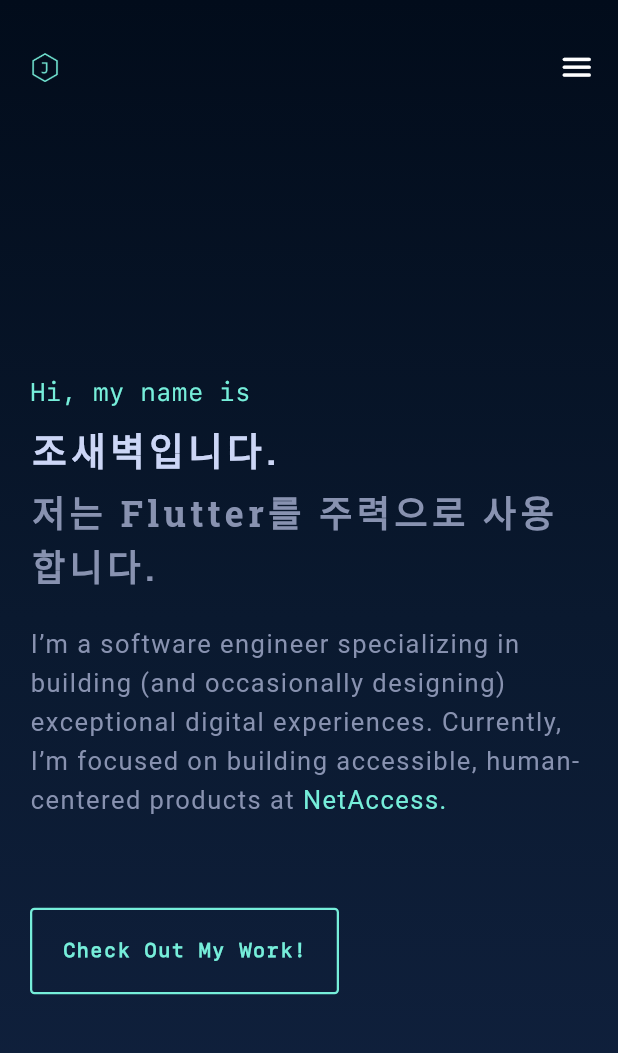
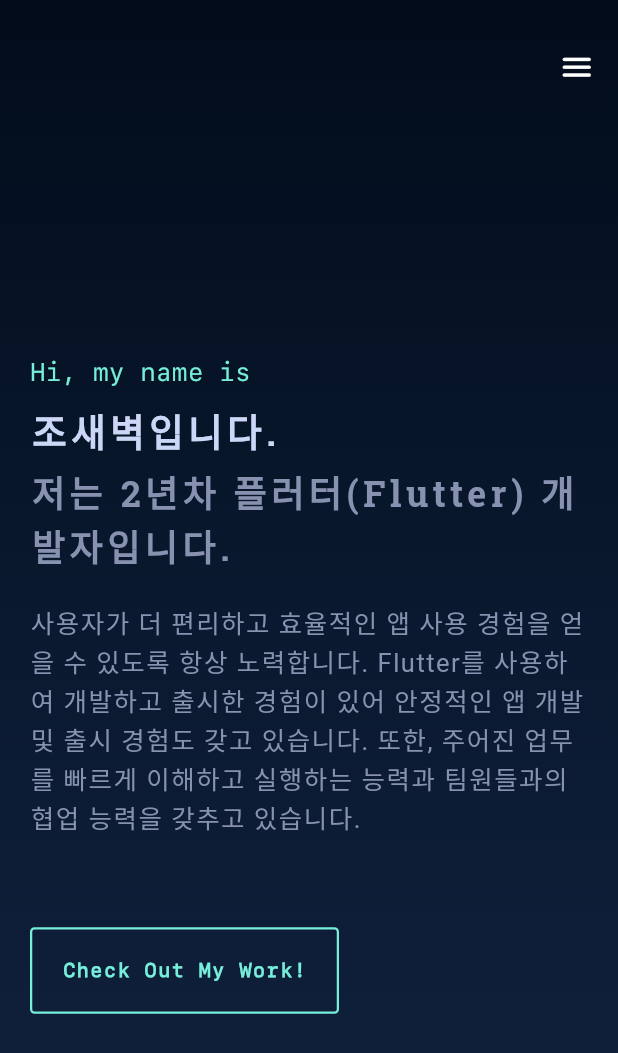
Before and after one commit to chochoq/chochoq.github.io, a Flutter app: the screen it shows after launch, on a phone screen of 412 x 824 dp. Shown: the top 1053 px of the screen. Run offline on Flutter 3.47's test engine with Material 2 defaults, Android fonts, the light colour scheme and no system bars; drawn by our look-alikes of scroll_to_index; our stand-ins replace flutter_riverpod, flutter_svg, google_fonts.

Commit message:
edit strings

```diff
--- a/lib/resource/strings.dart
+++ b/lib/resource/strings.dart
@@ -2,29 +2,31 @@ class Strings {
   /* Intro screen contents */
   static final welcomeTxt = '''Hi, my name is''';
   static final name = '''조새벽입니다.'''; // add . at the end
-  static final whatIdo = '''저는 Flutter를 주력으로 사용합니다.'''; // add . at the end
+  static final whatIdo = '''저는 2년차 플러터(Flutter) 개발자입니다. '''; // add . at the end
   static final introAbout =
-      '''I’m a software engineer specializing in building (and occasionally designing) exceptional digital experiences. Currently, I’m focused on building accessible, human-centered products at ''';
-  static final currentOrgName = '''NetAccess.'''; // add . at the end
+      '''사용자가 더 편리하고 효율적인 앱 사용 경험을 얻을 수 있도록 항상 노력합니다. Flutter를 사용하여 개발하고 출시한 경험이 있어 안정적인 앱 개발 및 출시 경험도 갖고 있습니다. 또한, 주어진 업무를 빠르게 이해하고 실행하는 능력과 팀원들과의 협업 능력을 갖추고 있습니다.''';
+  // static final currentOrgName = '''NetAccess.'''; // add . at the end
 
   /* About screen contents */
-  static final aboutPara1 = '''''';
-  static final aboutPara2 = "";
+  static final aboutPara1 =
+      '''자주 사용하던 사이트의 작동 방식과 404 서버 에러 같은 것들은 자주 봤지만, 정확한 처리 방식은 모르고 있었습니다. 하지만 그 과정에서 오랜만에 배움의 즐거움을 느끼게 되었습니다.''';
+  static final aboutPara2 =
+      "새로운 것을 배우는 것을 주변 사람들과 함께 공유하고, 함께 협업하며 의사 소통하는 것을 좋아합니다. 또한 새로운 기술이나 시각을 공유하는 것을 선호합니다. 문제를 토론하고 검색하는 과정에서 많이 배우기 때문에 에러 노트를 기록합니다.";
   static final aboutPara3 = "";
-  static final techIntro = '''Here are a few technologies I’ve been working with recently:''';
+  static final techIntro = '''제가 최근에 작업한 몇 가지 기술은 다음과 같습니다:''';
   static final tech1 = ''' Flutter'''; // space for manual padding
-  static final tech2 = ''' NodeJs'''; // space for manual padding
-  static final tech3 = ''' '''; // space for manual padding
-  static final tech4 = ''' '''; // space for manual padding
+  static final tech2 = ''' Dart'''; // space for manual padding
+  static final tech3 = ''' NodeJs'''; // space for manual padding
+  static final tech4 = ''' Unity'''; // space for manual padding
 
   /* Exp screen contents */
   static final expCompName1 = '''PeopleBomb''';
   static final expDesig1 = '''Mobile App Developer''';
   static final expDur1 = '''Sep 2021 - Oct 2022''';
-  static final expAbout1 =
-      '''IT 분야의 커리어를 시작하기 위해 팀에 합류하여 부동산 산업 및 모바일 애플리케이션 개발에 대한 경험과 지식을 쌓았습니다.''';
-  static final expAbout1_2 = '''''';
-  static final expAbout1_3 = '''''';
+  static final expAbout1 = '''제주도 위치한 회사로 제주도의 부동산 중개 서비스와 숙박 중개 서비스를 사용자에게 제공하는 플랫폼 회사입니다.''';
+  static final expAbout1_2 =
+      '''3명의 엔지니어로 이루어져있으며 Flutter Provider, 네트워크 호출, API사용 등 핵심기능을 배우고 탐색했습니다.''';
+  static final expAbout1_3 = '''부동산 도메인 지식과 모바일 어플리케이션 개발에 대한 지식을 얻을 수 있었습니다.''';
 
   /* Contact screen content */
   static final endTxt = '''아래 링크를 타고 오시면 저의 이력서를 보실 수 있습니다.''';
--- a/lib/view/intro/introMobile.dart
+++ b/lib/view/intro/introMobile.dart
@@ -71,17 +71,18 @@ class _IntroMobileState extends State<IntroMobile> {
                       height: 1.5,
                       fontSize: 17,
                     ),
-                          children: <TextSpan>[
-                        TextSpan(
-                          text: Strings.currentOrgName,
-                          style: GoogleFonts.roboto(
-                            color: AppColors().neonColor,
-                            letterSpacing: 1,
-                            height: 1.5,
-                            fontSize: 17,
-                          ),
-                        )
-                      ])),
+                    //     children: <TextSpan>[
+                    //   TextSpan(
+                    //     text: Strings.currentOrgName,
+                    //     style: GoogleFonts.roboto(
+                    //       color: AppColors().neonColor,
+                    //       letterSpacing: 1,
+                    //       height: 1.5,
+                    //       fontSize: 17,
+                    //     ),
+                    //   )
+                    // ]
+                  )),
                 ),
               ),
               Padding(
--- a/lib/view/intro/introTab.dart
+++ b/lib/view/intro/introTab.dart
@@ -76,17 +76,18 @@ class _IntroTabState extends State<IntroTab> {
                       height: 1.5,
                       fontSize: 16,
                     ),
-                          children: <TextSpan>[
-                        TextSpan(
-                          text: Strings.currentOrgName,
-                          style: GoogleFonts.roboto(
-                            color: AppColors().neonColor,
-                            letterSpacing: 1,
-                            height: 1.5,
-                            fontSize: 16,
-                          ),
-                        )
-                      ])),
+                    // children: <TextSpan>[
+                    // TextSpan(
+                    //   text: Strings.currentOrgName,
+                    //   style: GoogleFonts.roboto(
+                    //     color: AppColors().neonColor,
+                    //     letterSpacing: 1,
+                    //     height: 1.5,
+                    //     fontSize: 16,
+                    //   ),
+                    // )
+                    // ]
+                  )),
                 ),
               ),
               Padding(
--- a/lib/view/intro/introWeb.dart
+++ b/lib/view/intro/introWeb.dart
@@ -75,17 +75,18 @@ class _IntroWebState extends State<IntroWeb> {
                       height: 1.5,
                       fontSize: 18,
                     ),
-                          children: <TextSpan>[
-                        TextSpan(
-                          text: Strings.currentOrgName,
-                          style: GoogleFonts.roboto(
-                            color: AppColors().neonColor,
-                            letterSpacing: 1,
-                            height: 1.5,
-                            fontSize: 18,
-                          ),
-                        )
-                      ])),
+                    //     children: <TextSpan>[
+                    //   TextSpan(
+                    //     text: Strings.currentOrgName,
+                    //     style: GoogleFonts.roboto(
+                    //       color: AppColors().neonColor,
+                    //       letterSpacing: 1,
+                    //       height: 1.5,
+                    //       fontSize: 18,
+                    //     ),
+                    //   )
+                    // ]
+                  )),
                 ),
               ),
               Padding(
--- a/lib/view/widget/appBar.dart
+++ b/lib/view/widget/appBar.dart
@@ -32,11 +32,11 @@ class _ActionBarState extends ConsumerState<ActionBar> {
                 Expanded(
                     child: Padding(
                   padding: const EdgeInsets.only(left: 20.0),
-                  child: Image.asset(
-                    'assets/svg/appLogo.png',
-                    width: AppClass().getMqWidth(context) * 0.5,
-                    height: AppClass().getMqHeight(context) * 0.5,
-                  ),
+                  // child: Image.asset(
+                  //   'assets/svg/appLogo.png',
+                  //   width: AppClass().getMqWidth(context) * 0.5,
+                  //   height: AppClass().getMqHeight(context) * 0.5,
+                  // ),
                 )),
                 Expanded(
                   flex: 9,
@@ -50,16 +50,13 @@ class _ActionBarState extends ConsumerState<ActionBar> {
                             child: Container(
                                 width: 90.0,
                                 child: InkWell(
-                                  onTap: () => widget.controller.scrollToIndex(
-                                      1,
-                                      preferPosition: AutoScrollPosition.begin),
+                                  onTap: () => widget.controller
+                                      .scrollToIndex(1, preferPosition: AutoScrollPosition.begin),
                                   child: Row(
                                     children: [
-                                      Icon(Icons.account_circle_rounded,
-                                          size: 18),
+                                      Icon(Icons.account_circle_rounded, size: 18),
                                       Padding(
-                                        padding:
-                                            const EdgeInsets.only(left: 10.0),
+                                        padding: const EdgeInsets.only(left: 10.0),
                                         child: Text(
                                           'About',
                                           style: GoogleFonts.roboto(),
@@ -71,8 +68,8 @@ class _ActionBarState extends ConsumerState<ActionBar> {
                           ),
                           PopupMenuItem(
                             child: InkWell(
-                              onTap: () => widget.controller.scrollToIndex(2,
-                                  preferPosition: AutoScrollPosition.begin),
+                              onTap: () => widget.controller
+                                  .scrollToIndex(2, preferPosition: AutoScrollPosition.begin),
                               child: Row(
                                 children: [
                                   Icon(Icons.travel_explore_rounded, size: 18),
@@ -89,8 +86,8 @@ class _ActionBarState extends ConsumerState<ActionBar> {
                           ),
                           PopupMenuItem(
                             child: InkWell(
-                              onTap: () => widget.controller.scrollToIndex(3,
-                                  preferPosition: AutoScrollPosition.begin),
+                              onTap: () => widget.controller
+                                  .scrollToIndex(3, preferPosition: AutoScrollPosition.begin),
                               child: Row(
                                 children: [
                                   Icon(Icons.computer_rounded, size: 18),
@@ -107,8 +104,8 @@ class _ActionBarState extends ConsumerState<ActionBar> {
                           ),
                           PopupMenuItem(
                             child: InkWell(
-                              onTap: () => widget.controller.scrollToIndex(4,
-                                  preferPosition: AutoScrollPosition.begin),
+                              onTap: () => widget.controller
+                                  .scrollToIndex(4, preferPosition: AutoScrollPosition.begin),
                               child: Row(
                                 children: [
                                   Icon(Icons.phone_rounded, size: 18),
@@ -134,10 +131,14 @@ class _ActionBarState extends ConsumerState<ActionBar> {
           }
           return Row(
             children: [
-              Expanded(child: Container(
-                  width: AppClass().getMqWidth(context) * 0.07,
-                  height: AppClass().getMqHeight(context) * 0.07,
-                  child: Image.asset('assets/svg/appLogo.png',))),
+              Expanded(
+                  child: Container(
+                width: AppClass().getMqWidth(context) * 0.07,
+                height: AppClass().getMqHeight(context) * 0.07,
+                // child: Image.asset(
+                //   'assets/svg/appLogo.png',
+                // )
+              )),
               Expanded(
                 flex: 9,
                 child: Row(
@@ -146,8 +147,8 @@ class _ActionBarState extends ConsumerState<ActionBar> {
                     /*Text(scrType.name),*/
                     InkWell(
                       onTap: () {
-                        widget.controller.scrollToIndex(1,
-                            preferPosition: AutoScrollPosition.begin);
+                        widget.controller
+                            .scrollToIndex(1, preferPosition: AutoScrollPosition.begin);
                       },
                       onHover: (bol) {
                         if (bol) {
@@ -170,9 +171,8 @@ class _ActionBarState extends ConsumerState<ActionBar> {
                               bool isHovered = (state == "aboutTitle");
                               return Text("About",
                                   style: TextStyle(
-                                      color: isHovered
-                                          ? AppColors().neonColor
-                                          : AppColors().textColor,
+                                      color:
+                                          isHovered ? AppColors().neonColor : AppColors().textColor,
                                       fontSize: 13,
                                       fontFamily: 'sfmono'));
                             }),
@@ -182,8 +182,8 @@ class _ActionBarState extends ConsumerState<ActionBar> {
                     ),
                     InkWell(
                       onTap: () {
-                        widget.controller.scrollToIndex(2,
-                            preferPosition: AutoScrollPosition.begin);
+                        widget.controller
+                            .scrollToIndex(2, preferPosition: AutoScrollPosition.begin);
                       },
                       onHover: (bol) {
                         if (bol) {
@@ -206,9 +206,8 @@ class _ActionBarState extends ConsumerState<ActionBar> {
                               bool isHovered = (state == "expTitle");
                               return Text("Experience",
                                   style: TextStyle(
-                                      color: isHovered
-                                          ? AppColors().neonColor
-                                          : AppColors().textColor,
+                                      color:
+                                          isHovered ? AppColors().neonColor : AppColors().textColor,
                                       fontSize: 13,
                                       fontFamily: 'sfmono'));
                             }),
@@ -218,8 +217,8 @@ class _ActionBarState extends ConsumerState<ActionBar> {
                     ),
                     InkWell(
                       onTap: () {
-                        widget.controller.scrollToIndex(3,
-                            preferPosition: AutoScrollPosition.begin);
+                        widget.controller
+                            .scrollToIndex(3, preferPosition: AutoScrollPosition.begin);
                       },
                       onHover: (bol) {
                         if (bol) {
@@ -243,9 +242,8 @@ class _ActionBarState extends ConsumerState<ActionBar> {
 
                               return Text("Work",
                                   style: TextStyle(
-                                      color: isHovered
-                                          ? AppColors().neonColor
-                                          : AppColors().textColor,
+                                      color:
+                                          isHovered ? AppColors().neonColor : AppColors().textColor,
                                       fontSize: 13,
                                       fontFamily: 'sfmono'));
                             }),
@@ -255,13 +253,12 @@ class _ActionBarState extends ConsumerState<ActionBar> {
                     ),
                     InkWell(
                       onTap: () {
-                        widget.controller.scrollToIndex(4,
-                            preferPosition: AutoScrollPosition.begin);
+                        widget.controller
+                            .scrollToIndex(4, preferPosition: AutoScrollPosition.begin);
                       },
                       onHover: (bol) {
                         if (bol) {
-                          ref.read(hoverProvider.notifier).state =
-                              "contactTitle";
+                          ref.read(hoverProvider.notifier).state = "contactTitle";
                         } else {
                           ref.read(hoverProvider.notifier).state = "";
                         }
@@ -280,9 +277,8 @@ class _ActionBarState extends ConsumerState<ActionBar> {
                               bool isHovered = (state == "contactTitle");
                               return Text("Contact",
                                   style: TextStyle(
-                                      color: isHovered
-                                          ? AppColors().neonColor
-                                          : AppColors().textColor,
+                                      color:
+                                          isHovered ? AppColors().neonColor : AppColors().textColor,
                                       fontSize: 13));
                             }),
                           ],
@@ -298,10 +294,8 @@ class _ActionBarState extends ConsumerState<ActionBar> {
                         width: 80,
                         decoration: BoxDecoration(
                             color: Colors.transparent,
-                            borderRadius:
-                                BorderRadius.all(Radius.circular(3.0)),
-                            border: Border.all(
-                                color: AppColors().neonColor, width: 1.5)),
+                            borderRadius: BorderRadius.all(Radius.circular(3.0)),
+                            border: Border.all(color: AppColors().neonColor, width: 1.5)),
                         child: Center(
                           child: Text('Resume',
                               style: TextStyle(
```
Also changed, not shown: assets/svg/comment-blog-icon.svg (added), assets/svg/profilePic.jpg (deleted). Lines whose indentation alone changed are shown as unchanged.
